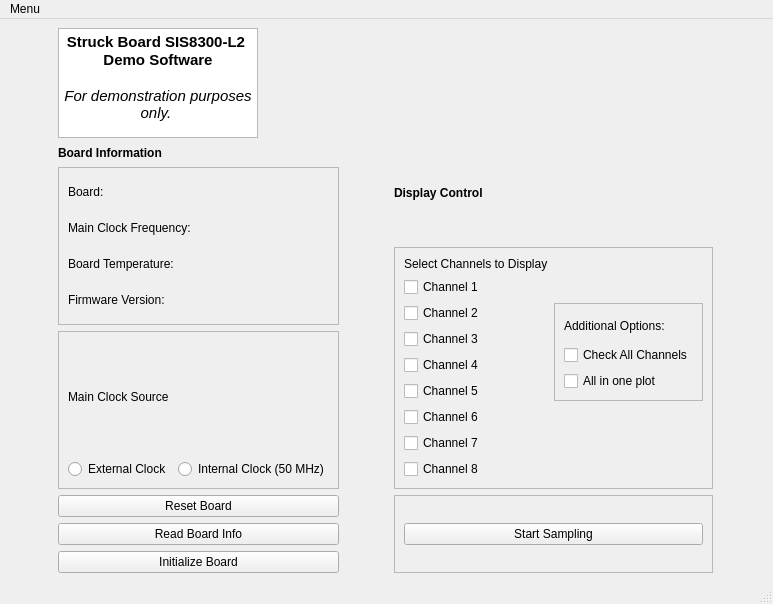
The window that main_window.ui (cagil-gumus/Demo_Software) describes before a commit, drawn with Qt 5.
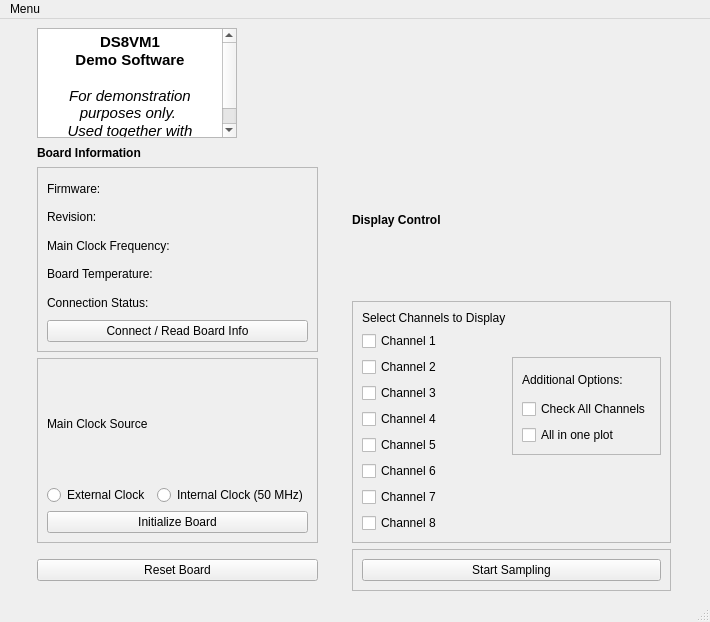
The same window after the commit. Icons and pictures are not drawn.

Commit message:
main_window.ui ==> buttons reorganized main.py ===> boardinfombuttonispressed now tries to connect to board              resetboardispressed function added
deviceaccess ===> try expect added on object creation (global object)

Several Bug fixes

What changed in the file:
```diff
--- a/main_window.ui
+++ b/main_window.ui
@@ -6,8 +6,8 @@
    <rect>
     <x>0</x>
     <y>0</y>
-    <width>773</width>
-    <height>604</height>
+    <width>710</width>
+    <height>622</height>
    </rect>
   </property>
   <property name="sizePolicy">
@@ -27,6 +27,55 @@
   </property>
   <widget class="QWidget" name="centralwidget">
    <layout class="QGridLayout" name="gridLayout">
+    <item row="0" column="1">
+     <widget class="QLabel" name="label">
+      <property name="sizePolicy">
+       <sizepolicy hsizetype="Fixed" vsizetype="Fixed">
+        <horstretch>0</horstretch>
+        <verstretch>0</verstretch>
+       </sizepolicy>
+      </property>
+      <property name="text">
+       <string/>
+      </property>
+      <property name="pixmap">
+       <pixmap>../Desktop/unnamed.png</pixmap>
+      </property>
+      <property name="alignment">
+       <set>Qt::AlignCenter</set>
+      </property>
+      <property name="wordWrap">
+       <bool>false</bool>
+      </property>
+     </widget>
+    </item>
+    <item row="0" column="0">
+     <widget class="QTextBrowser" name="textBrowser">
+      <property name="sizePolicy">
+       <sizepolicy hsizetype="Fixed" vsizetype="Fixed">
+        <horstretch>0</horstretch>
+        <verstretch>0</verstretch>
+       </sizepolicy>
+      </property>
+      <property name="maximumSize">
+       <size>
+        <width>200</width>
+        <height>110</height>
+       </size>
+      </property>
+      <property name="html">
+       <string>&lt;!DOCTYPE HTML PUBLIC &quot;-//W3C//DTD HTML 4.0//EN&quot; &quot;http://www.w3.org/TR/REC-html40/strict.dtd&quot;&gt;
+&lt;html&gt;&lt;head&gt;&lt;meta name=&quot;qrichtext&quot; content=&quot;1&quot; /&gt;&lt;style type=&quot;text/css&quot;&gt;
+p, li { white-space: pre-wrap; }
+&lt;/style&gt;&lt;/head&gt;&lt;body style=&quot; font-family:'Sans Serif'; font-size:9pt; font-weight:400; font-style:normal;&quot;&gt;
+&lt;p align=&quot;center&quot; style=&quot; margin-top:0px; margin-bottom:0px; margin-left:0px; margin-right:0px; -qt-block-indent:0; text-indent:0px;&quot;&gt;&lt;span style=&quot; font-family:'Ubuntu'; font-size:11pt; font-weight:600;&quot;&gt;DS8VM1&lt;/span&gt;&lt;/p&gt;
+&lt;p align=&quot;center&quot; style=&quot; margin-top:0px; margin-bottom:0px; margin-left:0px; margin-right:0px; -qt-block-indent:0; text-indent:0px;&quot;&gt;&lt;span style=&quot; font-family:'Ubuntu'; font-size:11pt; font-weight:600;&quot;&gt;Demo Software&lt;/span&gt;&lt;/p&gt;
+&lt;p align=&quot;center&quot; style=&quot;-qt-paragraph-type:empty; margin-top:0px; margin-bottom:0px; margin-left:0px; margin-right:0px; -qt-block-indent:0; text-indent:0px; font-family:'Ubuntu'; font-size:11pt; font-weight:600;&quot;&gt;&lt;br /&gt;&lt;/p&gt;
+&lt;p align=&quot;center&quot; style=&quot; margin-top:0px; margin-bottom:0px; margin-left:0px; margin-right:0px; -qt-block-indent:0; text-indent:0px;&quot;&gt;&lt;span style=&quot; font-family:'Ubuntu'; font-size:11pt; font-style:italic;&quot;&gt;For demonstration purposes only. &lt;/span&gt;&lt;/p&gt;
+&lt;p align=&quot;center&quot; style=&quot; margin-top:0px; margin-bottom:0px; margin-left:0px; margin-right:0px; -qt-block-indent:0; text-indent:0px;&quot;&gt;&lt;span style=&quot; font-family:'Ubuntu'; font-size:11pt; font-style:italic;&quot;&gt;Used together with SIS8300 Digitizer Board&lt;/span&gt;&lt;/p&gt;&lt;/body&gt;&lt;/html&gt;</string>
+      </property>
+     </widget>
+    </item>
     <item row="2" column="1">
      <layout class="QGridLayout" name="gridLayout_StartSampling">
       <item row="0" column="0">
@@ -229,6 +278,22 @@
            </property>
           </widget>
          </item>
+         <item row="4" column="0" colspan="2">
+          <widget class="QPushButton" name="pushButton_initializeboard">
+           <property name="enabled">
+            <bool>true</bool>
+           </property>
+           <property name="sizePolicy">
+            <sizepolicy hsizetype="Minimum" vsizetype="Fixed">
+             <horstretch>0</horstretch>
+             <verstretch>0</verstretch>
+            </sizepolicy>
+           </property>
+           <property name="text">
+            <string>Initialize Board</string>
+           </property>
+          </widget>
+         </item>
         </layout>
        </widget>
       </item>
@@ -244,7 +309,14 @@
          <item>
           <widget class="QLabel" name="label_board">
            <property name="text">
-            <string>Board:</string>
+            <string>Firmware:</string>
+           </property>
+          </widget>
+         </item>
+         <item>
+          <widget class="QLabel" name="label_firmware">
+           <property name="text">
+            <string>Revision:</string>
            </property>
           </widget>
          </item>
@@ -263,9 +335,16 @@
           </widget>
          </item>
          <item>
-          <widget class="QLabel" name="label_firmware">
+          <widget class="QLabel" name="label_connectionstatus">
            <property name="text">
-            <string>Firmware Version:</string>
+            <string>Connection Status:</string>
+           </property>
+          </widget>
+         </item>
+         <item>
+          <widget class="QPushButton" name="pushButton_readboardinfo">
+           <property name="text">
+            <string>Connect / Read Board Info</string>
            </property>
           </widget>
          </item>
@@ -299,69 +378,8 @@
       </item>
      </layout>
     </item>
-    <item row="0" column="0">
-     <widget class="QTextBrowser" name="textBrowser">
-      <property name="sizePolicy">
-       <sizepolicy hsizetype="Fixed" vsizetype="Fixed">
-        <horstretch>0</horstretch>
-        <verstretch>0</verstretch>
-       </sizepolicy>
-      </property>
-      <property name="maximumSize">
-       <size>
-        <width>200</width>
-        <height>110</height>
-       </size>
-      </property>
-      <property name="html">
-       <string>&lt;!DOCTYPE HTML PUBLIC &quot;-//W3C//DTD HTML 4.0//EN&quot; &quot;http://www.w3.org/TR/REC-html40/strict.dtd&quot;&gt;
-&lt;html&gt;&lt;head&gt;&lt;meta name=&quot;qrichtext&quot; content=&quot;1&quot; /&gt;&lt;style type=&quot;text/css&quot;&gt;
-p, li { white-space: pre-wrap; }
-&lt;/style&gt;&lt;/head&gt;&lt;body style=&quot; font-family:'Sans Serif'; font-size:9pt; font-weight:400; font-style:normal;&quot;&gt;
-&lt;p align=&quot;center&quot; style=&quot; margin-top:0px; margin-bottom:0px; margin-left:0px; margin-right:0px; -qt-block-indent:0; text-indent:0px;&quot;&gt;&lt;span style=&quot; font-family:'Ubuntu'; font-size:11pt; font-weight:600;&quot;&gt;Struck Board SIS8300-L2 &lt;/span&gt;&lt;/p&gt;
-&lt;p align=&quot;center&quot; style=&quot; margin-top:0px; margin-bottom:0px; margin-left:0px; margin-right:0px; -qt-block-indent:0; text-indent:0px;&quot;&gt;&lt;span style=&quot; font-family:'Ubuntu'; font-size:11pt; font-weight:600;&quot;&gt;Demo Software&lt;/span&gt;&lt;/p&gt;
-&lt;p align=&quot;center&quot; style=&quot;-qt-paragraph-type:empty; margin-top:0px; margin-bottom:0px; margin-left:0px; margin-right:0px; -qt-block-indent:0; text-indent:0px; font-family:'Ubuntu'; font-size:11pt; font-weight:600;&quot;&gt;&lt;br /&gt;&lt;/p&gt;
-&lt;p align=&quot;center&quot; style=&quot; margin-top:0px; margin-bottom:0px; margin-left:0px; margin-right:0px; -qt-block-indent:0; text-indent:0px;&quot;&gt;&lt;span style=&quot; font-family:'Ubuntu'; font-size:11pt; font-style:italic;&quot;&gt;For demonstration purposes only. &lt;/span&gt;&lt;/p&gt;&lt;/body&gt;&lt;/html&gt;</string>
-      </property>
-     </widget>
-    </item>
-    <item row="0" column="1">
-     <widget class="QLabel" name="label">
-      <property name="sizePolicy">
-       <sizepolicy hsizetype="Fixed" vsizetype="Fixed">
-        <horstretch>0</horstretch>
-        <verstretch>0</verstretch>
-       </sizepolicy>
-      </property>
-      <property name="text">
-       <string/>
-      </property>
-      <property name="pixmap">
-       <pixmap>../../Desktop/unnamed.png</pixmap>
-      </property>
-      <property name="alignment">
-       <set>Qt::AlignCenter</set>
-      </property>
-      <property name="wordWrap">
-       <bool>false</bool>
-      </property>
-     </widget>
-    </item>
     <item row="2" column="0">
      <layout class="QGridLayout" name="gridLayout_6">
-      <item row="2" column="0">
-       <widget class="QPushButton" name="pushButton_initializeboard">
-        <property name="sizePolicy">
-         <sizepolicy hsizetype="Minimum" vsizetype="Fixed">
-          <horstretch>0</horstretch>
-          <verstretch>0</verstretch>
-         </sizepolicy>
-        </property>
-        <property name="text">
-         <string>Initialize Board</string>
-        </property>
-       </widget>
-      </item>
       <item row="0" column="0">
        <widget class="QPushButton" name="pushButton">
         <property name="text">
@@ -369,13 +387,6 @@
         </property>
        </widget>
       </item>
-      <item row="1" column="0">
-       <widget class="QPushButton" name="pushButton_readboardinfo">
-        <property name="text">
-         <string>Read Board Info</string>
-        </property>
-       </widget>
-      </item>
      </layout>
     </item>
    </layout>
@@ -385,7 +396,7 @@
     <rect>
      <x>0</x>
      <y>0</y>
-     <width>773</width>
+     <width>710</width>
      <height>19</height>
     </rect>
    </property>
```
Left out of the diff: 5 changed lines with no effect on the pictures. The commit also changes 2 other files.
